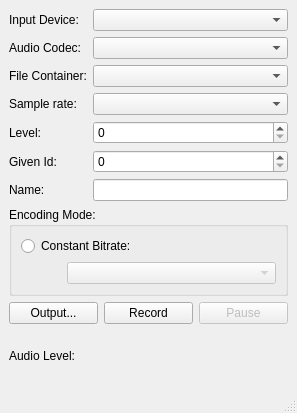
First picture: the form in audiorecorder.ui, repository sepehrNorouzi/semnanuniversityvoicerecorderqt, before the edit.
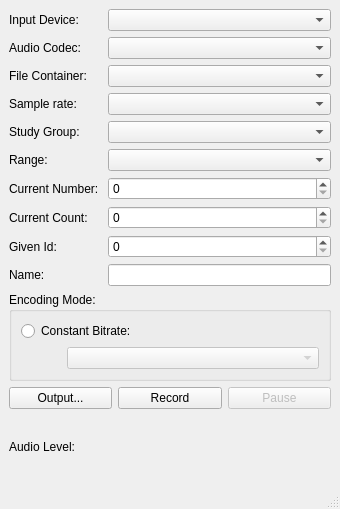
Second picture: the form after the edit.

Commit message: Versoin 1.0.1 Simple but full functionality. TODO: CSV, Verification, CSS

```diff
--- a/audiorecorder.ui
+++ b/audiorecorder.ui
@@ -6,8 +6,8 @@
    <rect>
     <x>0</x>
     <y>0</y>
-    <width>297</width>
-    <height>413</height>
+    <width>340</width>
+    <height>509</height>
    </rect>
   </property>
   <property name="windowTitle">
@@ -17,36 +17,6 @@
    <layout class="QGridLayout" name="gridLayout_3">
     <item row="0" column="0" colspan="3">
      <layout class="QGridLayout" name="gridLayout_2">
-      <item row="0" column="0">
-       <widget class="QLabel" name="label">
-        <property name="text">
-         <string>Input Device:</string>
-        </property>
-       </widget>
-      </item>
-      <item row="2" column="0">
-       <widget class="QLabel" name="label_3">
-        <property name="text">
-         <string>File Container:</string>
-        </property>
-       </widget>
-      </item>
-      <item row="1" column="1">
-       <widget class="QComboBox" name="audioCodecBox"/>
-      </item>
-      <item row="2" column="1">
-       <widget class="QComboBox" name="containerBox"/>
-      </item>
-      <item row="4" column="0">
-       <widget class="QLabel" name="label_5">
-        <property name="text">
-         <string>Level:</string>
-        </property>
-       </widget>
-      </item>
-      <item row="5" column="1">
-       <widget class="QSpinBox" name="idSPB"/>
-      </item>
       <item row="1" column="0">
        <widget class="QLabel" name="label_2">
         <property name="text">
@@ -54,8 +24,11 @@
         </property>
        </widget>
       </item>
-      <item row="3" column="1">
-       <widget class="QComboBox" name="sampleRateBox"/>
+      <item row="1" column="1">
+       <widget class="QComboBox" name="audioCodecBox"/>
+      </item>
+      <item row="4" column="1">
+       <widget class="QComboBox" name="groupCB"/>
       </item>
       <item row="3" column="0">
        <widget class="QLabel" name="label_4">
@@ -64,28 +37,89 @@
         </property>
        </widget>
       </item>
-      <item row="4" column="1">
-       <widget class="QSpinBox" name="levelSPB"/>
+      <item row="9" column="1">
+       <widget class="QLineEdit" name="nameLE"/>
       </item>
-      <item row="5" column="0">
+      <item row="8" column="0">
        <widget class="QLabel" name="label_6">
         <property name="text">
          <string>Given Id:</string>
         </property>
        </widget>
       </item>
-      <item row="0" column="1">
-       <widget class="QComboBox" name="audioDeviceBox"/>
+      <item row="4" column="0">
+       <widget class="QLabel" name="label_8">
+        <property name="text">
+         <string>Study Group: </string>
+        </property>
+       </widget>
+      </item>
+      <item row="2" column="0">
+       <widget class="QLabel" name="label_3">
+        <property name="text">
+         <string>File Container:</string>
+        </property>
+       </widget>
+      </item>
+      <item row="8" column="1">
+       <widget class="QSpinBox" name="idSPB">
+        <property name="maximum">
+         <number>1000</number>
+        </property>
+       </widget>
       </item>
       <item row="6" column="0">
+       <widget class="QLabel" name="label_5">
+        <property name="text">
+         <string>Current Number: </string>
+        </property>
+       </widget>
+      </item>
+      <item row="9" column="0">
        <widget class="QLabel" name="label_7">
         <property name="text">
          <string>Name:</string>
         </property>
        </widget>
       </item>
+      <item row="5" column="1">
+       <widget class="QComboBox" name="rangeCB"/>
+      </item>
+      <item row="0" column="0">
+       <widget class="QLabel" name="label">
+        <property name="text">
+         <string>Input Device:</string>
+        </property>
+       </widget>
+      </item>
+      <item row="0" column="1">
+       <widget class="QComboBox" name="audioDeviceBox"/>
+      </item>
+      <item row="2" column="1">
+       <widget class="QComboBox" name="containerBox"/>
+      </item>
+      <item row="3" column="1">
+       <widget class="QComboBox" name="sampleRateBox"/>
+      </item>
+      <item row="5" column="0">
+       <widget class="QLabel" name="label_9">
+        <property name="text">
+         <string>Range:</string>
+        </property>
+       </widget>
+      </item>
       <item row="6" column="1">
-       <widget class="QLineEdit" name="nameLE"/>
+       <widget class="QSpinBox" name="curNumSPB"/>
+      </item>
+      <item row="7" column="0">
+       <widget class="QLabel" name="label_10">
+        <property name="text">
+         <string>Current Count: </string>
+        </property>
+       </widget>
+      </item>
+      <item row="7" column="1">
+       <widget class="QSpinBox" name="curCntSPB"/>
       </item>
      </layout>
     </item>
```
The commit also changes 2 other files.
